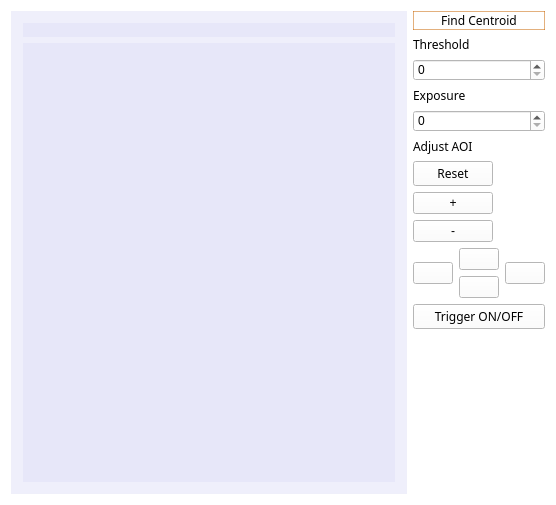
Old version of the form monitor_cam.ui in the repository Joseph459459/kHz-STABILIZER.
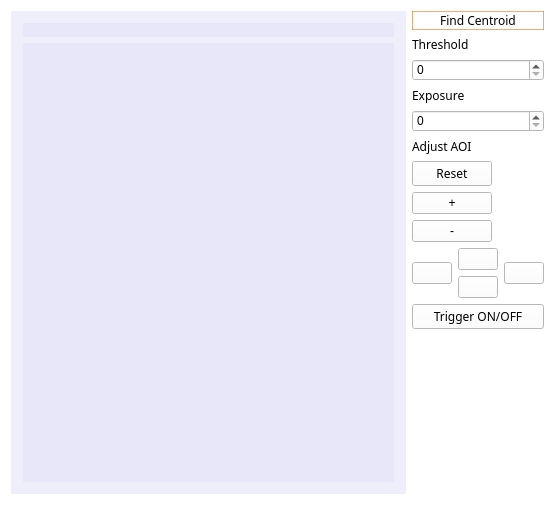
New version of the form. Custom widgets are drawn as their Qt base class.

The edit to the form file:
```diff
--- a/monitor_cam.ui
+++ b/monitor_cam.ui
@@ -9,7 +9,7 @@
    <rect>
     <x>0</x>
     <y>0</y>
-    <width>556</width>
+    <width>555</width>
     <height>505</height>
    </rect>
   </property>
@@ -43,7 +43,7 @@
         <rect>
          <x>0</x>
          <y>0</y>
-         <width>418</width>
+         <width>417</width>
          <height>463</height>
         </rect>
        </property>
```
